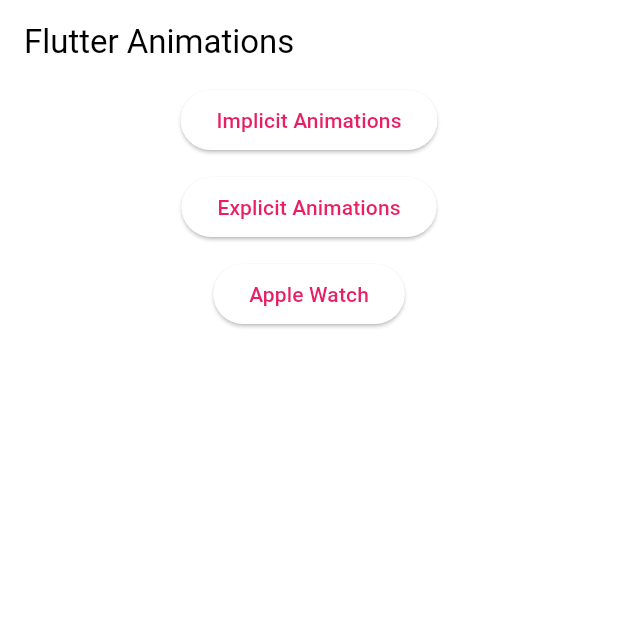
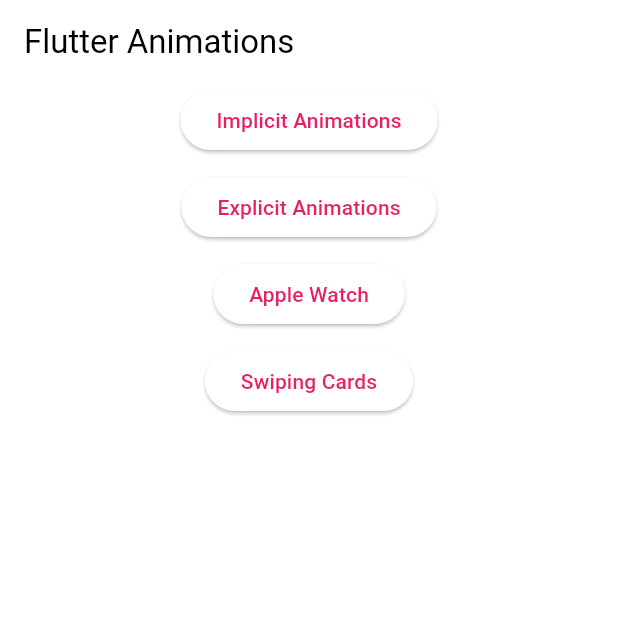
Before and after one commit to expensive-garbage/Jinwook-Song-flutter_animations, a Flutter app: the screen it shows after launch, on a phone screen of 412 x 824 dp, the top half of it. Run offline on Flutter 3.47's test engine with Material 2 defaults, Android fonts, the phone set to English and light mode, and no system bars.

Commit message:
init: swiping

```diff
--- a/lib/screens/menu_screen.dart
+++ b/lib/screens/menu_screen.dart
@@ -2,6 +2,7 @@
 import 'package:flutter_animations/screens/apple_watch_screen.dart';
 import 'package:flutter_animations/screens/explicit_animations_screen.dart';
 import 'package:flutter_animations/screens/implicit_animations_screen.dart';
+import 'package:flutter_animations/screens/swiping_cards_screen.dart';
 
 class MenuScreen extends StatelessWidget {
   const MenuScreen({super.key});
@@ -52,6 +53,15 @@
                 'Apple Watch',
               ),
             ),
+            const SizedBox(height: 10),
+            ElevatedButton(
+              onPressed: () {
+                _goToPage(context, const SwipingCardsScreen());
+              },
+              child: const Text(
+                'Swiping Cards',
+              ),
+            ),
           ],
         ),
       ),
```
Also changed, not shown: lib/screens/swiping_cards_screen.dart (added, +35 -0 lines).
